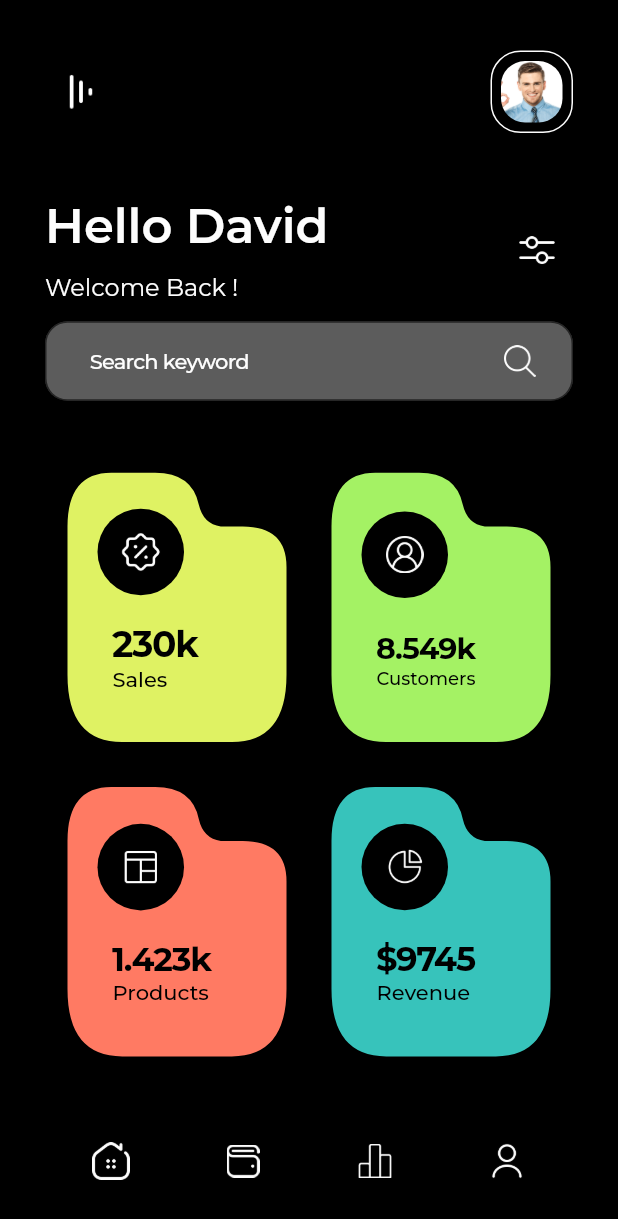
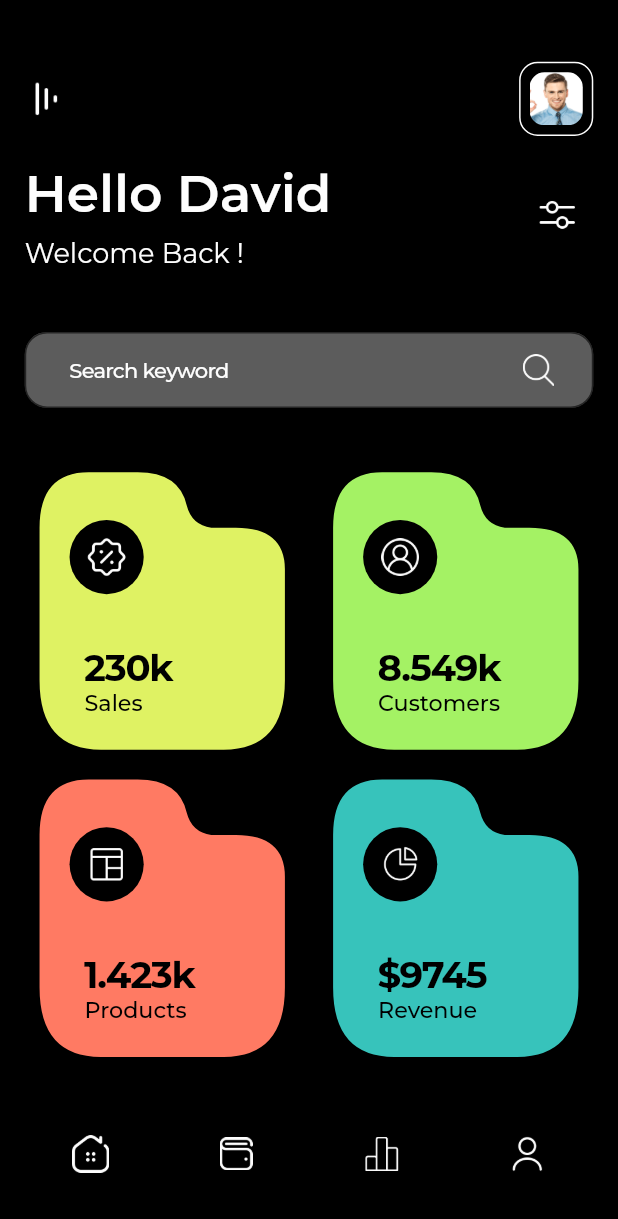
Before and after one commit to IrinaSemGB/dribbble_app_design_finance, a Flutter app: the screen it shows after launch, on a phone screen of 412 x 824 dp. Shown: the top 1219 px of the screen. Run offline on Flutter 3.47's test engine with Material 2 defaults, Android fonts, the phone set to English and light mode, and no system bars; our stand-ins replace google_fonts.

Commit message:
Some layouts changes

```diff
--- a/lib/common_widgets/custom_app_bar.dart
+++ b/lib/common_widgets/custom_app_bar.dart
@@ -5,23 +5,27 @@ import '../constants/app_images.dart';
 
 class CustomAppBar extends StatelessWidget {
 
-  final double height;
-  CustomAppBar({super.key, required this.height});
+  final Size size;
+  CustomAppBar({super.key, required this.size});
 
   @override
   Widget build(BuildContext context) {
     return Container(
-      height: height * 0.1,
+      height: size.height * 0.1,
       child: Row(
         mainAxisAlignment: MainAxisAlignment.spaceBetween,
         children: [
-          IconButton(onPressed: () { }, icon: AppIcons.main),
           Container(
-            height: 55.0,
+            width: size.width * 0.07,
+            height: size.width * 0.07,
+            child: AppIcons.main,
+          ),
+          Container(
+            height: size.width * 0.12,
             child: Padding(
               padding: EdgeInsets.all(6.0),
               child: ClipRRect(
-                borderRadius: BorderRadius.circular(16.0),
+                borderRadius: BorderRadius.circular(size.width * 0.12 / 5),
                 child: Image.asset(AppImages.profile),
               ),
             ),
@@ -30,7 +34,7 @@ class CustomAppBar extends StatelessWidget {
                 width: 1.0,
                 color: AppColors.white,
               ),
-              borderRadius: BorderRadius.circular(20.0),
+              borderRadius: BorderRadius.circular(size.width * 0.12 / 4),
             ),
           ),
         ],
--- a/lib/common_widgets/custom_tab_bar.dart
+++ b/lib/common_widgets/custom_tab_bar.dart
@@ -11,7 +11,7 @@ class CustomTabBar extends StatelessWidget {
   Widget build(BuildContext context) {
     return Container(
       height: height * 0.1,
-      padding: EdgeInsets.symmetric(vertical: 8.0, horizontal: 20.0),
+      padding: EdgeInsets.symmetric(horizontal: 20.0),
       child: Row(
         mainAxisAlignment: MainAxisAlignment.spaceBetween,
         children: [
--- a/lib/screens/dashboard/dashboard_screen.dart
+++ b/lib/screens/dashboard/dashboard_screen.dart
@@ -27,14 +27,17 @@ class DashboardScreen extends StatelessWidget {
     return Scaffold(
       backgroundColor: AppColors.black,
       body: Padding(
-        padding: EdgeInsets.only(left: 30.0, right: 30.0, top: 20.0, bottom: 20.0),
+        padding: EdgeInsets.symmetric(
+          horizontal: screenSize.width * 0.04,
+          vertical: screenSize.height * 0.03,
+        ),
         child: Column(
           crossAxisAlignment: CrossAxisAlignment.stretch,
+          mainAxisAlignment: MainAxisAlignment.spaceBetween,
           children: [
             Column(
               children: [
-                CustomAppBar(height: screenSize.height),
-                SizedBox(height: screenSize.height * 0.035),
+                CustomAppBar(size: screenSize),
                 DashboardHeader(height: screenSize.height),
                 SizedBox(height: screenSize.height * 0.04),
               ],
@@ -42,7 +45,6 @@ class DashboardScreen extends StatelessWidget {
             Expanded(
               child: AnimatedContainer(
                 duration: Duration(milliseconds: 700),
-                height: isKeyboard ? 0.0 : screenSize.height * 0.6,
                 child: DashboardTable(
                   width: screenSize.width,
                   folders: folders,
--- a/lib/screens/dashboard/widgets/dashboard_header_widget.dart
+++ b/lib/screens/dashboard/widgets/dashboard_header_widget.dart
@@ -6,13 +6,12 @@ import '../../../constants/app_titles.dart';
 class DashboardHeader extends StatelessWidget {
 
   final double height;
-
   const DashboardHeader({super.key, required this.height});
 
   @override
   Widget build(BuildContext context) {
     return Container(
-      height: height * 0.165,
+      height: height * 0.2,
       child: Column(
         mainAxisAlignment: MainAxisAlignment.spaceBetween,
         children: [
@@ -24,12 +23,12 @@ class DashboardHeader extends StatelessWidget {
                 children: [
                   Text(
                     AppTitles.greetingTitle,
-                    style: Theme.of(context).textTheme.headlineLarge,
+                    style: Theme.of(context).textTheme.headlineLarge?.copyWith(fontSize: height * 0.042),
                   ),
-                  SizedBox(height: 12.0),
+                  SizedBox(height: height * 0.01),
                   Text(
                     AppTitles.greetingSubtitle,
-                    style: Theme.of(context).textTheme.headlineMedium,
+                    style: Theme.of(context).textTheme.headlineMedium?.copyWith(fontSize: height * 0.022)
                   ),
                 ],
               ),
@@ -39,6 +38,7 @@ class DashboardHeader extends StatelessWidget {
               ),
             ],
           ),
+          // SizedBox(),
           TextField(
             style: Theme.of(context).textTheme.bodyMedium,
             cursorColor: AppColors.accent,
@@ -57,10 +57,10 @@ class DashboardHeader extends StatelessWidget {
                 borderRadius: BorderRadius.circular(15.0),
               ),
               suffixIcon: Padding(
-                padding: EdgeInsets.only(top: 15.0, bottom: 15.0, left: 15.0, right: 25.0),
+                padding: EdgeInsets.only(top: height * 0.018, bottom: height * 0.018, right: 25.0),
                 child: AppIcons.search,
               ),
-              contentPadding: EdgeInsets.symmetric(horizontal: 30.0, vertical: 18.0),
+              contentPadding: EdgeInsets.symmetric(horizontal: 30.0),
             ),
           ),
         ],
--- a/lib/screens/dashboard/widgets/dashboard_table_widget.dart
+++ b/lib/screens/dashboard/widgets/dashboard_table_widget.dart
@@ -32,6 +32,7 @@ class DashboardTable extends StatelessWidget {
                     ),
                   ),
                 ),
+                SizedBox(width: width * 0.03),
                 Expanded(
                   child: Visibility(
                     visible: !visible,
@@ -54,7 +55,9 @@ class DashboardTable extends StatelessWidget {
                       width: width * 0.2,
                       folder: folders[2],
                     ),
-                    )),
+                  ),
+                ),
+                SizedBox(width: width * 0.03),
                 Expanded(
                   child: Visibility(
                     visible: !visible,
--- a/lib/screens/dashboard/widgets/folder_dashboard_widget.dart
+++ b/lib/screens/dashboard/widgets/folder_dashboard_widget.dart
@@ -13,21 +13,21 @@ class FolderDashboard extends StatelessWidget {
     return Container(
       width: width,
       height: width * 2.65,
-      padding: EdgeInsets.all(15.0),
+      padding: EdgeInsets.all(width * 0.12),
       child: CustomPaint(
         painter: FilesFolder(color: folder.color),
         child: Padding(
-          padding: EdgeInsets.only(left: 20.0, right: 40.0, top: 20.0, bottom: 20.0),
+          padding: EdgeInsets.only(left: 20.0, top: 20.0),
           child: Column(
             mainAxisAlignment: MainAxisAlignment.spaceAround,
             crossAxisAlignment: CrossAxisAlignment.start,
             children: [
               Container(
-                width: width * 0.7,
-                height: width * 0.7,
+                width: width * 0.6,
+                height: width * 0.6,
                 decoration: BoxDecoration(
                   color: AppColors.black,
-                  borderRadius: BorderRadius.circular(width * 0.7),
+                  borderRadius: BorderRadius.circular(width * 0.6),
                 ),
                 child: Center(child: folder.icon),
               ),
@@ -36,17 +36,13 @@ class FolderDashboard extends StatelessWidget {
                 child: Column(
                   crossAxisAlignment: CrossAxisAlignment.start,
                   children: [
-                    FittedBox(
-                      child: Text(
-                        folder.currentValue,
-                        style: Theme.of(context).textTheme.titleLarge,
-                      ),
+                    Text(
+                      folder.currentValue,
+                      style: Theme.of(context).textTheme.titleLarge?.copyWith(fontSize: width * 0.3),
                     ),
-                    FittedBox(
-                      child: Text(
-                        folder.title,
-                        style: Theme.of(context).textTheme.bodyLarge,
-                      ),
+                    Text(
+                      folder.title,
+                      style: Theme.of(context).textTheme.bodyLarge?.copyWith(fontSize: width * 0.18),
                     ),
                   ],
                 ),
```
Lines whose indentation alone changed are shown as unchanged.
